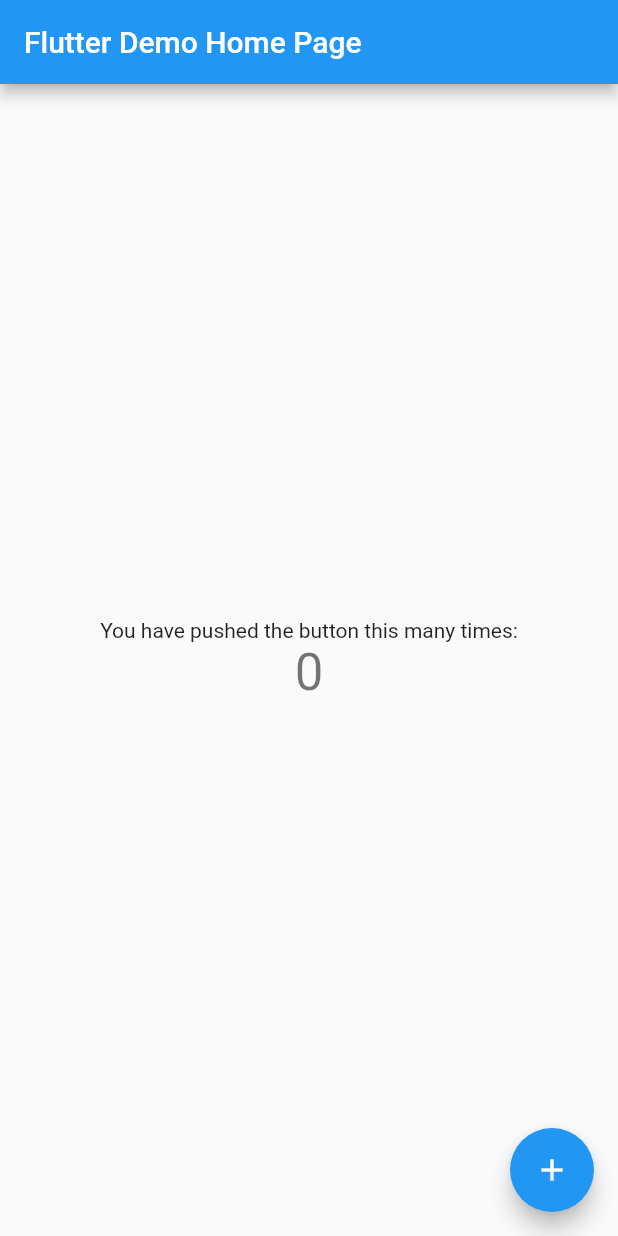
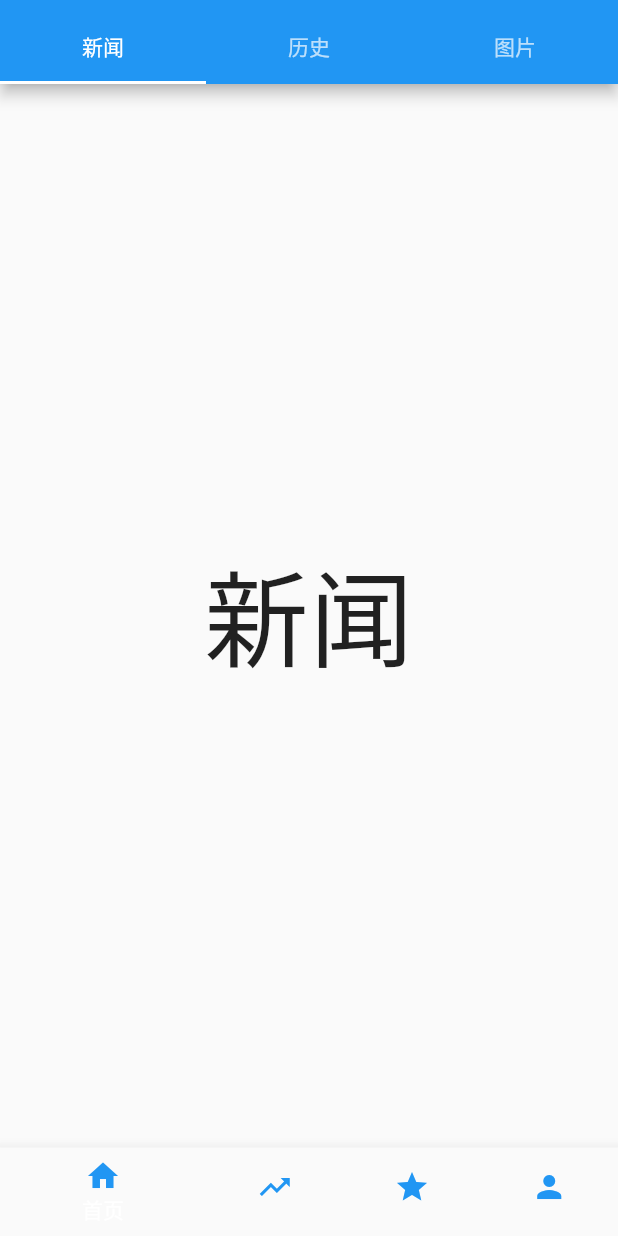
Before and after one commit to cyerogy/githubflutter, a Flutter app: the screen it shows after launch, on a phone screen of 412 x 824 dp. Run offline on Flutter 3.47's test engine with Material 2 defaults, Android fonts, the phone set to English and light mode, and no system bars.

Commit message:
bottom navigator tabbar tabbarview

```diff
--- a/lib/main.dart
+++ b/lib/main.dart
@@ -1,4 +1,5 @@
 import 'package:flutter/material.dart';
+import './navigator/indexbottom.dart';
 
 void main() {
   runApp(MyApp());
@@ -26,92 +27,7 @@ class MyApp extends StatelessWidget {
         // closer together (more dense) than on mobile platforms.
         visualDensity: VisualDensity.adaptivePlatformDensity,
       ),
-      home: MyHomePage(title: 'Flutter Demo Home Page'),
+      home: IndexBottomNavigator(),
     );
   }
 }
-
-class MyHomePage extends StatefulWidget {
-  MyHomePage({Key key, this.title}) : super(key: key);
-
-  // This widget is the home page of your application. It is stateful, meaning
-  // that it has a State object (defined below) that contains fields that affect
-  // how it looks.
-
-  // This class is the configuration for the state. It holds the values (in this
-  // case the title) provided by the parent (in this case the App widget) and
-  // used by the build method of the State. Fields in a Widget subclass are
-  // always marked "final".
-
-  final String title;
-
-  @override
-  _MyHomePageState createState() => _MyHomePageState();
-}
-
-class _MyHomePageState extends State<MyHomePage> {
-  int _counter = 0;
-
-  void _incrementCounter() {
-    setState(() {
-      // This call to setState tells the Flutter framework that something has
-      // changed in this State, which causes it to rerun the build method below
-      // so that the display can reflect the updated values. If we changed
-      // _counter without calling setState(), then the build method would not be
-      // called again, and so nothing would appear to happen.
-      _counter++;
-    });
-  }
-
-  @override
-  Widget build(BuildContext context) {
-    // This method is rerun every time setState is called, for instance as done
-    // by the _incrementCounter method above.
-    //
-    // The Flutter framework has been optimized to make rerunning build methods
-    // fast, so that you can just rebuild anything that needs updating rather
-    // than having to individually change instances of widgets.
-    return Scaffold(
-      appBar: AppBar(
-        // Here we take the value from the MyHomePage object that was created by
-        // the App.build method, and use it to set our appbar title.
-        title: Text(widget.title),
-      ),
-      body: Center(
-        // Center is a layout widget. It takes a single child and positions it
-        // in the middle of the parent.
-        child: Column(
-          // Column is also a layout widget. It takes a list of children and
-          // arranges them vertically. By default, it sizes itself to fit its
-          // children horizontally, and tries to be as tall as its parent.
-          //
-          // Invoke "debug painting" (press "p" in the console, choose the
-          // "Toggle Debug Paint" action from the Flutter Inspector in Android
-          // Studio, or the "Toggle Debug Paint" command in Visual Studio Code)
-          // to see the wireframe for each widget.
-          //
-          // Column has various properties to control how it sizes itself and
-          // how it positions its children. Here we use mainAxisAlignment to
-          // center the children vertically; the main axis here is the vertical
-          // axis because Columns are vertical (the cross axis would be
-          // horizontal).
-          mainAxisAlignment: MainAxisAlignment.center,
-          children: <Widget>[
-            Text(
-              'You have pushed the button this many times:',
-            ),
-            Text(
-              '$_counter',
-              style: Theme.of(context).textTheme.headline4,
-            ),
-          ],
-        ),
-      ),
-      floatingActionButton: FloatingActionButton(
-        onPressed: _incrementCounter,
-        tooltip: 'Increment',
-        child: Icon(Icons.add),
-      ), // This trailing comma makes auto-formatting nicer for build methods.
-    );
-  }
-}
--- /dev/null
+++ b/lib/navigator/indexbottom.dart
@@ -0,0 +1,78 @@
+import 'package:flutter/material.dart';
+import '../page/home.dart';
+import '../page/trend.dart';
+import '../page/collect.dart';
+import '../page/my.dart';
+
+class IndexBottomNavigator extends StatefulWidget {
+  @override
+  State<StatefulWidget> createState() => IndexBottomNavigatorState();
+}
+
+class IndexBottomNavigatorState extends State<IndexBottomNavigator> {
+  final _bottomNavigationColor = Colors.blue;
+  int _currentIndex = 0;
+  List<Widget> pages = List<Widget>();
+
+  @override
+  void initState() {
+    super.initState();
+    pages.add(HomeWidget());
+    pages.add(TrendWidget());
+    pages.add(CollectWidget());
+    pages.add(MyWidget());
+  }
+
+  @override
+  Widget build(BuildContext context) {
+    return Scaffold(
+      body: pages[_currentIndex],
+      bottomNavigationBar: BottomNavigationBar(
+        items: [
+          BottomNavigationBarItem(
+              icon: Icon(
+                Icons.home,
+                color: _bottomNavigationColor,
+              ),
+              title: Text(
+                '首页',
+                style: TextStyle(color: _bottomNavigationColor),
+              )),
+          BottomNavigationBarItem(
+              icon: Icon(
+                Icons.trending_up,
+                color: _bottomNavigationColor,
+              ),
+              title: Text(
+                '趋势',
+                style: TextStyle(color: _bottomNavigationColor),
+              )),
+          BottomNavigationBarItem(
+              icon: Icon(
+                Icons.star,
+                color: _bottomNavigationColor,
+              ),
+              title: Text(
+                '收藏',
+                style: TextStyle(color: _bottomNavigationColor),
+              )),
+          BottomNavigationBarItem(
+              icon: Icon(
+                Icons.person,
+                color: _bottomNavigationColor,
+              ),
+              title: Text(
+                '我的',
+                style: TextStyle(color: _bottomNavigationColor),
+              )),
+        ],
+        currentIndex: _currentIndex,
+        onTap: (int index) {
+          setState(() {
+            _currentIndex = index;
+          });
+        },
+      ),
+    );
+  }
+}
--- /dev/null
+++ b/lib/page/collect.dart
@@ -0,0 +1,22 @@
+import 'package:flutter/material.dart';
+
+class CollectWidget extends StatelessWidget {
+  @override
+  CollectStateWidget build(BuildContext context) {
+    return new CollectStateWidget();
+  }
+}
+
+class CollectStateWidget extends StatefulWidget {
+  @override
+  State<StatefulWidget> createState() {
+    return new CollectState();
+  }
+}
+
+class CollectState extends State<CollectStateWidget> {
+  @override
+  Widget build(BuildContext context) {
+    return Scaffold(appBar: AppBar(title: Text("Collect")));
+  }
+}
--- /dev/null
+++ b/lib/page/home.dart
@@ -0,0 +1,54 @@
+import 'package:flutter/material.dart';
+
+class HomeWidget extends StatelessWidget {
+  @override
+  Widget build(BuildContext context) {
+    return new HomeStateWidget();
+  }
+}
+
+class HomeStateWidget extends StatefulWidget {
+  @override
+  State<StatefulWidget> createState() {
+    return new HomeState();
+  }
+}
+
+class HomeState extends State<HomeStateWidget>
+    with SingleTickerProviderStateMixin {
+  TabController _tabController; //需要定义一个Controller
+  List tabs = ["新闻", "历史", "图片"];
+
+  @override
+  void initState() {
+    super.initState();
+    _tabController = TabController(length: tabs.length, vsync: this);
+  }
+
+  @override
+  Widget build(BuildContext context) {
+    return Scaffold(
+      appBar: AppBar(
+        flexibleSpace: SafeArea(
+            bottom: false,
+            child: Column(children: <Widget>[
+              Expanded(child: SizedBox()),
+              TabBar(
+                  //生成Tab菜单
+                  controller: _tabController,
+                  tabs: tabs.map((e) => Tab(text: e)).toList())
+            ])),
+      ),
+      body: TabBarView(
+        controller: _tabController,
+        children: tabs.map((e) {
+          //创建3个Tab页
+          return Container(
+            alignment: Alignment.center,
+            child: Text(e, textScaleFactor: 5),
+          );
+        }).toList(),
+      ),
+    );
+  }
+}
--- /dev/null
+++ b/lib/page/my.dart
@@ -0,0 +1,22 @@
+import 'package:flutter/material.dart';
+
+class MyWidget extends StatelessWidget {
+  @override
+  MyStateWidget build(BuildContext context) {
+    return new MyStateWidget();
+  }
+}
+
+class MyStateWidget extends StatefulWidget {
+  @override
+  State<StatefulWidget> createState() {
+    return new MyState();
+  }
+}
+
+class MyState extends State<MyStateWidget> {
+  @override
+  Widget build(BuildContext context) {
+    return Scaffold(appBar: AppBar(title: Text("My")));
+  }
+}
--- /dev/null
+++ b/lib/page/trend.dart
@@ -0,0 +1,22 @@
+import 'package:flutter/material.dart';
+
+class TrendWidget extends StatelessWidget {
+  @override
+  TrendStateWidget build(BuildContext context) {
+    return new TrendStateWidget();
+  }
+}
+
+class TrendStateWidget extends StatefulWidget {
+  @override
+  State<StatefulWidget> createState() {
+    return new TrendState();
+  }
+}
+
+class TrendState extends State<TrendStateWidget> {
+  @override
+  Widget build(BuildContext context) {
+    return Scaffold(appBar: AppBar(title: Text("Trend")));
+  }
+}
```
